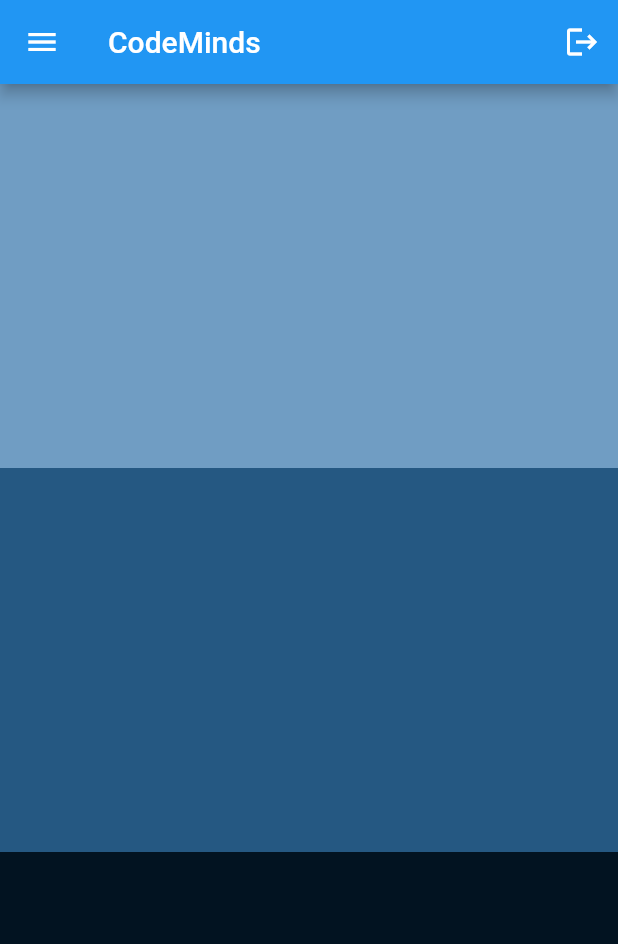
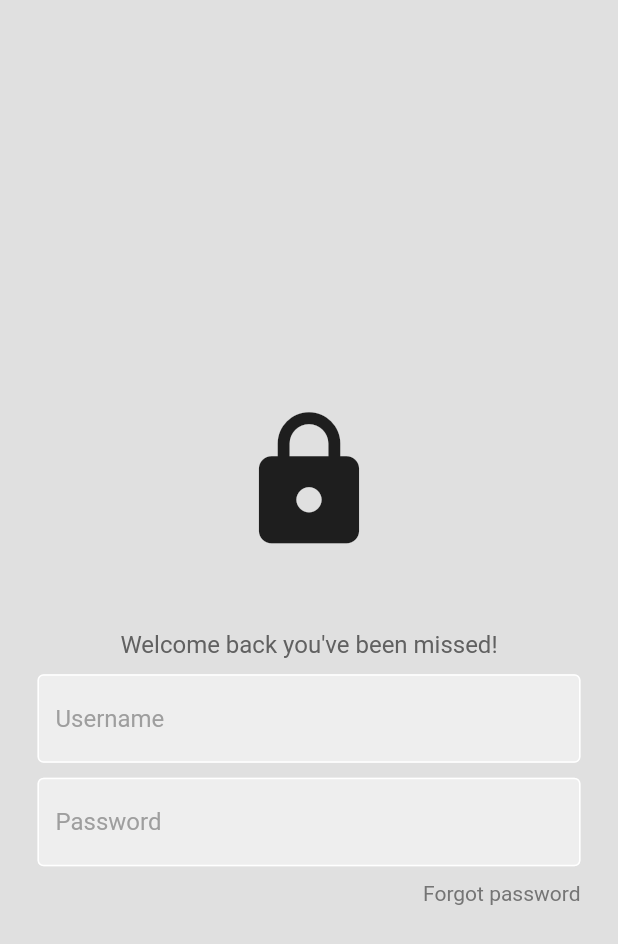
Before and after one commit to MB-44/code_minds, a Flutter app: the screen it shows after launch, on a phone screen of 412 x 824 dp. Shown: the top 944 px of the screen. Run offline on Flutter 3.47's test engine with Material 2 defaults, Android fonts, the phone set to English and light mode, and no system bars.

Commit message:
added some pages

```diff
--- /dev/null
+++ b/lib/components/my_button.dart
@@ -0,0 +1,31 @@
+// ignore_for_file: unused_import, use_key_in_widget_constructors
+import 'package:flutter/material.dart';
+
+class MyButton extends StatelessWidget {
+  late final Function()? onTap;
+
+  @override
+  Widget build(BuildContext context) {
+    return GestureDetector(
+      onTap: onTap,
+      child: Container(
+        padding: const EdgeInsets.all(25),
+        margin: const EdgeInsets.symmetric(horizontal: 25),
+        decoration: BoxDecoration(
+          color: Colors.black,
+          borderRadius: BorderRadius.circular(8),
+        ),
+        child: const Center(
+          child: Text(
+            "Sign In",
+            style: TextStyle(
+              color: Colors.white,
+              fontWeight: FontWeight.bold,
+              fontSize: 16,
+            ),
+          ),
+        ),
+      ),
+    );
+  }
+}
--- /dev/null
+++ b/lib/components/text_field.dart
@@ -0,0 +1,39 @@
+// ignore_for_file: unused_import, prefer_const_constructors
+
+import 'package:flutter/material.dart';
+
+class MyTextField extends StatelessWidget {
+  // ignore: prefer_typing_uninitialized_variables
+  final controller;
+  final String hintText;
+  final bool obscureText;
+
+  const MyTextField({
+    super.key,
+    required this.controller,
+    required this.hintText,
+    required this.obscureText,
+  });
+
+  @override
+  Widget build(BuildContext context) {
+    return Padding(
+      padding: const EdgeInsets.symmetric(horizontal: 25.0),
+      child: TextField(
+        controller: controller,
+        obscureText: obscureText,
+        decoration: InputDecoration(
+            enabledBorder: const OutlineInputBorder(
+              borderSide: BorderSide(color: Colors.white),
+            ),
+            focusedBorder: OutlineInputBorder(
+              borderSide: BorderSide(color: Colors.grey.shade400),
+            ),
+            fillColor: Colors.grey.shade200,
+            filled: true,
+            hintText: hintText,
+            hintStyle: TextStyle(color: Colors.grey[500])),
+      ),
+    );
+  }
+}
--- a/lib/main.dart
+++ b/lib/main.dart
@@ -1,7 +1,7 @@
-// ignore_for_file: prefer_const_constructors, unused_field, prefer_const_literals_to_create_immutables, unnecessary_import
-// Mitch / UI ----> 40.54
+// ignore_for_file: unused_import, prefer_const_constructors
 import 'package:flutter/material.dart';
-import 'package:flutter/rendering.dart';
+import 'package:code_minds/pages/home_page.dart';
+import 'package:code_minds/pages/login_page.dart';
 
 void main() {
   runApp(const MyApp());
@@ -10,62 +10,11 @@
 class MyApp extends StatelessWidget {
   const MyApp({super.key});
 
-  // This widget is the root of your application.
   @override
   Widget build(BuildContext context) {
     return MaterialApp(
       debugShowCheckedModeBanner: false,
-      title: 'Flutter Demo',
-      home: const MyHomePage(title: 'CodeMinds'),
+      home: LoginPage(),
     );
   }
 }
-
-class MyHomePage extends StatefulWidget {
-  const MyHomePage({super.key, required this.title});
-
-  final String title;
-
-  @override
-  State<MyHomePage> createState() => _MyHomePageState();
-}
-
-class _MyHomePageState extends State<MyHomePage> {
-  @override
-  Widget build(BuildContext context) {
-    return Scaffold(
-      backgroundColor: Color.fromARGB(255, 74, 71, 71),
-      appBar: AppBar(
-          title: Text(widget.title),
-          leading: Icon(Icons.menu),
-          actions: [
-            IconButton(
-              onPressed: () {},
-              icon: Icon(
-                Icons.logout,
-                size: 24,
-              ),
-            ),
-          ]),
-      body: Column(
-        children: [
-          Expanded(
-            child: Container(
-              color: Color.fromARGB(255, 112, 157, 195),
-            ),
-          ),
-          Expanded(
-            child: Container(
-              color: Color.fromARGB(255, 37, 88, 130),
-            ),
-          ),
-          Expanded(
-            child: Container(
-              color: Color.fromARGB(255, 2, 19, 33),
-            ),
-          )
-        ],
-      ),
-    );
-  }
-}
--- /dev/null
+++ b/lib/pages/home_page.dart
@@ -0,0 +1,13 @@
+// ignore_for_file: unused_import, prefer_const_constructors
+import 'package:flutter/material.dart';
+
+class HomePage extends StatelessWidget {
+  const HomePage({super.key});
+
+  @override
+  Widget build(BuildContext context) {
+    return Scaffold(
+      appBar: AppBar(),
+    );
+  }
+}
--- /dev/null
+++ b/lib/pages/login_page.dart
@@ -0,0 +1,77 @@
+// ignore_for_file: prefer_const_constructors, prefer_const_literals_to_create_immutables, unnecessary_string_escapes, unused_import
+
+import 'package:flutter/material.dart';
+import 'package:code_minds/components/text_field.dart';
+
+class LoginPage extends StatelessWidget {
+  LoginPage({super.key});
+
+  final userNameController = TextEditingController();
+  final passwordController = TextEditingController();
+
+  @override
+  Widget build(BuildContext context) {
+    return Scaffold(
+      backgroundColor: Colors.grey[300],
+      body: SafeArea(
+        child: Center(
+          child: Column(
+            mainAxisAlignment: MainAxisAlignment.center,
+            children: [
+              const SizedBox(height: 50),
+
+              //icon
+              Icon(
+                Icons.lock,
+                size: 100,
+              ),
+
+              SizedBox(height: 50),
+
+              // welcome back!
+              Text(
+                "Welcome back you\'ve been missed!",
+                style: TextStyle(
+                  color: Colors.grey[700],
+                  fontSize: 16,
+                ),
+              ),
+
+              SizedBox(height: 10),
+
+              // user name text field
+              MyTextField(
+                controller: userNameController,
+                hintText: "Username",
+                obscureText: false,
+              ),
+
+              SizedBox(height: 10),
+
+              MyTextField(
+                controller: passwordController,
+                hintText: 'Password',
+                obscureText: false,
+              ),
+
+              SizedBox(height: 10),
+
+              Padding(
+                padding: const EdgeInsets.symmetric(horizontal: 25),
+                child: Row(
+                  mainAxisAlignment: MainAxisAlignment.end,
+                  children: [
+                    Text(
+                      'Forgot password',
+                      style: TextStyle(color: Colors.grey[600]),
+                    )
+                  ],
+                ),
+              )
+            ],
+          ),
+        ),
+      ),
+    );
+  }
+}
```
